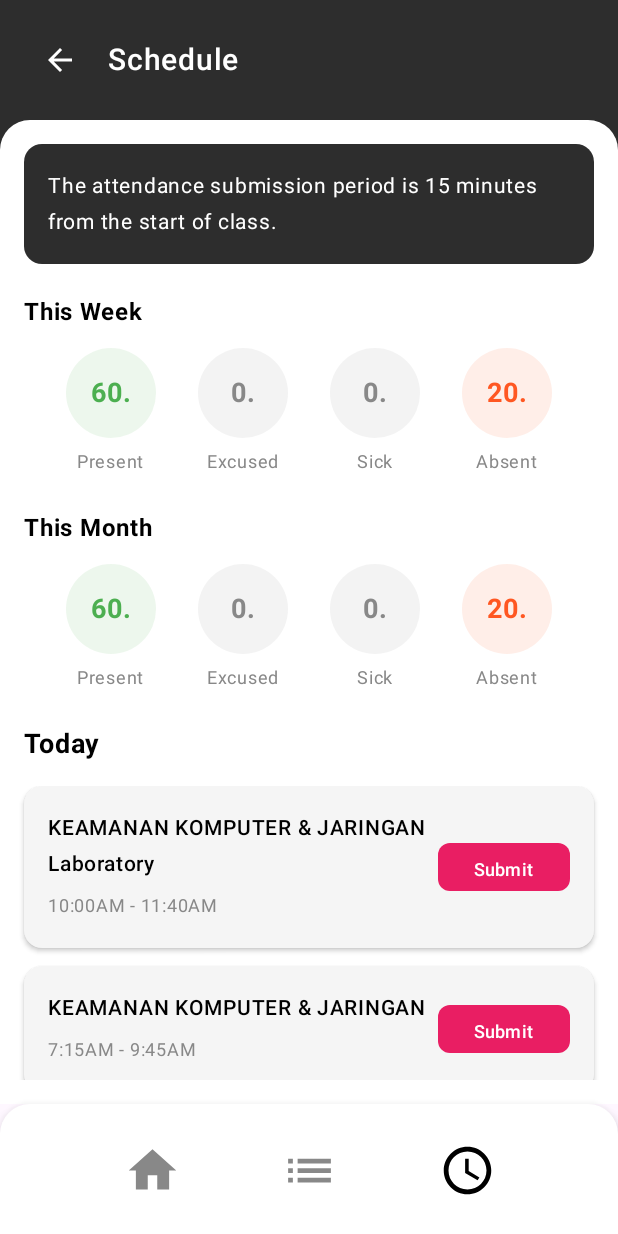
After one commit to pejuangvscode/smart_attendance, an Android app built with Jetpack Compose: the ScheduleScreen screen opened through its navigation route, on a phone screen of 412 x 824 dp. The commit adds this screen. Run offline under Robolectric (Android 15) with nearby library versions, the phone set to English and light mode, and no system bars.

Commit message:
add navbar

```diff
--- a/app/src/main/java/com/example/smartattendance/ui/screens/CameraScreen.kt
+++ b/app/src/main/java/com/example/smartattendance/ui/screens/CameraScreen.kt
@@ -239,6 +239,8 @@ fun CameraPreview(
         // Camera preview
         Box(
             modifier = Modifier
+
+
                 .fillMaxWidth()
                 .weight(1f)
         ) {
--- /dev/null
+++ b/app/src/main/java/com/example/smartattendance/ui/screens/ScheduleScreen.kt
@@ -0,0 +1,255 @@
+package com.example.smartattendance.ui.screens
+
+import androidx.compose.foundation.background
+import androidx.compose.foundation.layout.*
+import androidx.compose.foundation.lazy.LazyColumn
+import androidx.compose.foundation.lazy.items
+import androidx.compose.foundation.shape.CircleShape
+import androidx.compose.foundation.shape.RoundedCornerShape
+import androidx.compose.material.icons.Icons
+import androidx.compose.material.icons.automirrored.filled.ArrowBack
+import androidx.compose.material3.*
+import androidx.compose.runtime.Composable
+import androidx.compose.ui.Alignment
+import androidx.compose.ui.Modifier
+import androidx.compose.ui.draw.clip
+import androidx.compose.ui.graphics.Color
+import androidx.compose.ui.text.font.FontWeight
+import androidx.compose.ui.text.style.TextAlign
+import androidx.compose.ui.unit.dp
+import androidx.compose.ui.unit.sp
+import com.example.smartattendance.ui.components.AppBottomNavigation
+
+@OptIn(ExperimentalMaterial3Api::class)
+@Composable
+fun ScheduleScreen(
+    onNavigateBack: () -> Unit,
+    onNavigate: (String) -> Unit
+) {
+    Column(
+        modifier = Modifier
+            .fillMaxSize()
+            .background(Color(0xFF2D2D2D))
+    ) {
+        // Header
+        Box(
+            modifier = Modifier
+                .fillMaxWidth()
+                .background(Color(0xFF2D2D2D))
+                .padding(16.dp)
+        ) {
+            Row(
+                verticalAlignment = Alignment.CenterVertically
+            ) {
+                IconButton(onClick = onNavigateBack) {
+                    Icon(
+                        imageVector = Icons.AutoMirrored.Filled.ArrowBack,
+                        contentDescription = "Back",
+                        tint = Color.White
+                    )
+                }
+                Spacer(modifier = Modifier.width(8.dp))
+                Text(
+                    text = "Schedule",
+                    color = Color.White,
+                    fontSize = 20.sp,
+                    fontWeight = FontWeight.Medium
+                )
+            }
+        }
+
+        // Content Area with White Background
+        Column(
+            modifier = Modifier
+                .fillMaxSize()
+                .background(
+                    Color.White,
+                    RoundedCornerShape(topStart = 20.dp, topEnd = 20.dp)
+                )
+                .padding(16.dp)
+        ) {
+            // Notification Banner
+            Card(
+                modifier = Modifier
+                    .fillMaxWidth()
+                    .padding(bottom = 20.dp),
+                colors = CardDefaults.cardColors(containerColor = Color(0xFF2D2D2D)),
+                shape = RoundedCornerShape(12.dp)
+            ) {
+                Text(
+                    text = "The attendance submission period is 15 minutes from the start of class.",
+                    color = Color.White,
+                    modifier = Modifier.padding(16.dp),
+                    fontSize = 14.sp
+                )
+            }
+
+            // This Week Stats
+            Text(
+                text = "This Week",
+                fontWeight = FontWeight.Bold,
+                fontSize = 16.sp,
+                color = Color.Black,
+                modifier = Modifier.padding(bottom = 12.dp)
+            )
+
+            Row(
+                modifier = Modifier
+                    .fillMaxWidth()
+                    .padding(bottom = 20.dp),
+                horizontalArrangement = Arrangement.SpaceEvenly
+            ) {
+                StatItem("60.", "Present", Color(0xFF4CAF50))
+                StatItem("0.", "Excused", Color.Gray)
+                StatItem("0.", "Sick", Color.Gray)
+                StatItem("20.", "Absent", Color(0xFFFF5722))
+            }
+
+            // This Month Stats
+            Text(
+                text = "This Month",
+                fontWeight = FontWeight.Bold,
+                fontSize = 16.sp,
+                color = Color.Black,
+                modifier = Modifier.padding(bottom = 12.dp)
+            )
+
+            Row(
+                modifier = Modifier
+                    .fillMaxWidth()
+                    .padding(bottom = 20.dp),
+                horizontalArrangement = Arrangement.SpaceEvenly
+            ) {
+                StatItem("60.", "Present", Color(0xFF4CAF50))
+                StatItem("0.", "Excused", Color.Gray)
+                StatItem("0.", "Sick", Color.Gray)
+                StatItem("20.", "Absent", Color(0xFFFF5722))
+            }
+
+            // Today Section
+            Text(
+                text = "Today",
+                fontWeight = FontWeight.Bold,
+                fontSize = 18.sp,
+                color = Color.Black,
+                modifier = Modifier.padding(bottom = 16.dp)
+            )
+
+            LazyColumn(
+                modifier = Modifier.weight(1f),
+                verticalArrangement = Arrangement.spacedBy(12.dp)
+            ) {
+                items(todaySchedule) { item ->
+                    ScheduleItem(
+                        title = item.title,
+                        time = item.time,
+                        onSubmit = { /* Handle submit */ }
+                    )
+                }
+            }
+        }
+    }
+}
+
+@Composable
+private fun StatItem(
+    value: String,
+    label: String,
+    color: Color
+) {
+    Column(
+        horizontalAlignment = Alignment.CenterHorizontally
+    ) {
+        Box(
+            modifier = Modifier
+                .size(60.dp)
+                .clip(CircleShape)
+                .background(color.copy(alpha = 0.1f)),
+            contentAlignment = Alignment.Center
+        ) {
+            Text(
+                text = value,
+                fontSize = 18.sp,
+                fontWeight = FontWeight.Bold,
+                color = color
+            )
+        }
+        Text(
+            text = label,
+            fontSize = 12.sp,
+            color = Color.Gray,
+            modifier = Modifier.padding(top = 4.dp)
+        )
+    }
+}
+
+@Composable
+private fun ScheduleItem(
+    title: String,
+    time: String,
+    onSubmit: () -> Unit
+) {
+    Card(
+        modifier = Modifier.fillMaxWidth(),
+        colors = CardDefaults.cardColors(containerColor = Color(0xFFF5F5F5)),
+        shape = RoundedCornerShape(12.dp),
+        elevation = CardDefaults.cardElevation(defaultElevation = 2.dp)
+    ) {
+        Row(
+            modifier = Modifier
+                .fillMaxWidth()
+                .padding(16.dp),
+            horizontalArrangement = Arrangement.SpaceBetween,
+            verticalAlignment = Alignment.CenterVertically
+        ) {
+            Column(
+                modifier = Modifier.weight(1f)
+            ) {
+                Text(
+                    text = title,
+                    fontWeight = FontWeight.Medium,
+                    fontSize = 14.sp,
+                    color = Color.Black
+                )
+                Text(
+                    text = time,
+                    fontSize = 12.sp,
+                    color = Color.Gray,
+                    modifier = Modifier.padding(top = 4.dp)
+                )
+            }
+
+            Button(
+                onClick = onSubmit,
+                colors = ButtonDefaults.buttonColors(
+                    containerColor = Color(0xFFE91E63)
+                ),
+                shape = RoundedCornerShape(8.dp),
+                modifier = Modifier.height(32.dp)
+            ) {
+                Text(
+                    text = "Submit",
+                    color = Color.White,
+                    fontSize = 12.sp
+                )
+            }
+        }
+    }
+}
+
+// Sample data for today's schedule
+private data class ScheduleItem(
+    val title: String,
+    val time: String
+)
+
+private val todaySchedule = listOf(
+    ScheduleItem(
+        title = "KEAMANAN KOMPUTER & JARINGAN Laboratory",
+        time = "10:00AM - 11:40AM"
+    ),
+    ScheduleItem(
+        title = "KEAMANAN KOMPUTER & JARINGAN",
+        time = "7:15AM - 9:45AM"
+    )
+)
```
Also changed, not shown: app/src/main/java/com/example/smartattendance/MainActivity.kt (+47 -13 lines), app/src/main/java/com/example/smartattendance/ui/screens/ListScreen.kt (added, +222 -0 lines).
